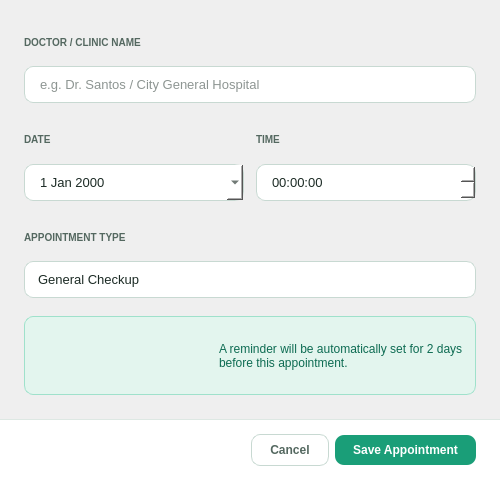
This is src/ui/dialog_add_appointment.ui in shasheenahdeeneillelumasag/CCC151---Group-Project as Qt 5 draws it before an edit. The edited form follows.
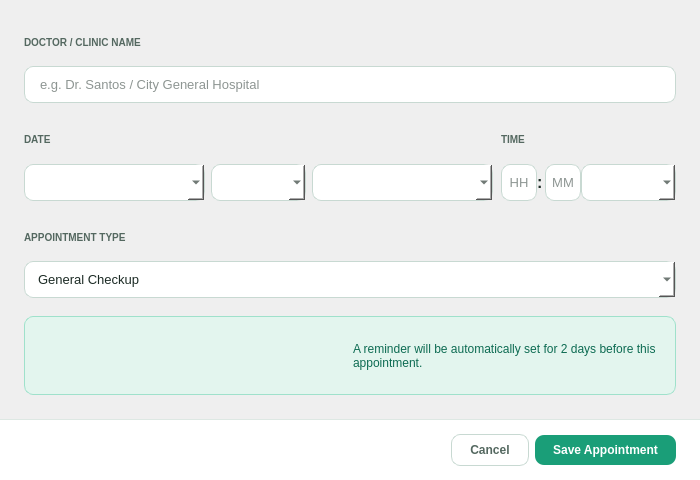
This is the edited form. Icons and pictures are not drawn.

Commit message: refactor: replace QDateEdit/QTimeEdit with editable combo pickers, fix dialog sizing, add dropdown arrows, clean sample data

```diff
--- a/src/ui/dialog_add_appointment.ui
+++ b/src/ui/dialog_add_appointment.ui
@@ -2,18 +2,17 @@
 <ui version="4.0">
  <class>DialogAddAppointment</class>
  <widget class="QDialog" name="DialogAddAppointment">
-  <property name="geometry"><rect><x>0</x><y>0</y><width>500</width><height>480</height></rect></property>
+   <property name="geometry"><rect><x>0</x><y>0</y>    <width>700</width><height>480</height></rect></property>
   <property name="windowTitle"><string>Add Appointment</string></property>
   <property name="styleSheet">
    <string>
     QDialog { background: #FFFFFF; font-family: "Segoe UI", sans-serif; }
     QLabel { background: transparent; color: #1C2B25; }
-    QLineEdit, QComboBox, QTextEdit, QDateEdit, QTimeEdit {
+    QLineEdit, QComboBox, QTextEdit {
      border: 1px solid #C8D9D2; border-radius: 9px;
      padding: 9px 13px; font-size: 13px; color: #1C2B25; background: #FFFFFF;
     }
-    QLineEdit:focus, QDateEdit:focus, QTimeEdit:focus, QTextEdit:focus { border-color: #1A9E78; }
-    QComboBox::drop-down { border: none; width: 24px; }
+    QLineEdit:focus, QComboBox:focus, QTextEdit:focus { border-color: #1A9E78; }
     QFrame#reminderBox { background: #E3F5EE; border: 1px solid #9FE1CB; border-radius: 9px; }
    </string>
   </property>
@@ -25,8 +24,10 @@
    <property name="bottomMargin"><number>0</number></property>
    <item>
     <widget class="QScrollArea" name="scrollArea">
-     <property name="widgetResizable"><bool>true</bool></property>
-     <property name="frameShape"><enum>QFrame::NoFrame</enum></property>
+      <property name="widgetResizable"><bool>true</bool></property>
+      <property name="frameShape"><enum>QFrame::NoFrame</enum></property>
+      <property name="horizontalScrollBarPolicy"><enum>Qt::ScrollBarAlwaysOff</enum></property>
+      <property name="verticalScrollBarPolicy"><enum>Qt::ScrollBarAlwaysOff</enum></property>
      <widget class="QWidget" name="scrollContent">
       <layout class="QVBoxLayout" name="contentLayout">
        <property name="spacing"><number>18</number></property>
@@ -43,19 +44,28 @@
        </item>
        <item>
         <layout class="QHBoxLayout" name="formGroupRow">
-         <property name="spacing"><number>12</number></property>
+          <property name="spacing"><number>8</number></property>
          <item>
           <layout class="QVBoxLayout" name="colDate">
            <property name="spacing"><number>6</number></property>
            <item><widget class="QLabel" name="labelDate"><property name="text"><string>DATE</string></property><property name="styleSheet"><string>QLabel { font-size: 10px; font-weight: bold; color: #546860; }</string></property></widget></item>
-           <item><widget class="QDateEdit" name="inputDate"><property name="calendarPopup"><bool>true</bool></property></widget></item>
+           <item><layout class="QHBoxLayout"><property name="spacing"><number>6</number></property>
+             <item><widget class="QComboBox" name="inputDateMonth"><property name="editable"><bool>true</bool></property></widget></item>
+             <item><widget class="QComboBox" name="inputDateDay"><property name="editable"><bool>true</bool></property><property name="sizePolicy"><sizepolicy hsizetype="Maximum" vsizetype="Preferred"><horstretch>0</horstretch><verstretch>0</verstretch></sizepolicy></property></widget></item>
+             <item><widget class="QComboBox" name="inputDateYear"><property name="editable"><bool>true</bool></property></widget></item>
+           </layout></item>
           </layout>
          </item>
          <item>
           <layout class="QVBoxLayout" name="colTime">
            <property name="spacing"><number>6</number></property>
            <item><widget class="QLabel" name="labelTime"><property name="text"><string>TIME</string></property><property name="styleSheet"><string>QLabel { font-size: 10px; font-weight: bold; color: #546860; }</string></property></widget></item>
-           <item><widget class="QTimeEdit" name="inputTime" /></item>
+             <item><layout class="QHBoxLayout"><property name="spacing"><number>0</number></property>
+               <item><widget class="QLineEdit" name="inputTimeHour"><property name="maxLength"><number>2</number></property><property name="placeholderText"><string>HH</string></property><property name="alignment"><set>AlignCenter</set></property><property name="maximumSize"><size><width>36</width><height>16777215</height></size></property><property name="styleSheet"><string>QLineEdit { padding: 9px 2px; border: 1px solid #C8D9D2; border-radius: 9px; font-size: 13px; color: #1C2B25; background: #FFFFFF; }</string></property></widget></item>
+               <item><widget class="QLabel" name="labelTimeColon"><property name="text"><string>:</string></property><property name="styleSheet"><string>QLabel { font-size: 16px; font-weight: bold; color: #1C2B25; background: transparent; border: none; padding: 0; margin: 0; min-width: 8px; max-width: 8px; }</string></property></widget></item>
+               <item><widget class="QLineEdit" name="inputTimeMinute"><property name="maxLength"><number>2</number></property><property name="placeholderText"><string>MM</string></property><property name="alignment"><set>AlignCenter</set></property><property name="maximumSize"><size><width>36</width><height>16777215</height></size></property><property name="styleSheet"><string>QLineEdit { padding: 9px 2px; border: 1px solid #C8D9D2; border-radius: 9px; font-size: 13px; color: #1C2B25; background: #FFFFFF; }</string></property></widget></item>
+               <item><widget class="QComboBox" name="inputTimeAmpm"><property name="sizePolicy"><sizepolicy hsizetype="Maximum" vsizetype="Preferred"><horstretch>0</horstretch><verstretch>0</verstretch></sizepolicy></property></widget></item>
+            </layout></item>
           </layout>
          </item>
         </layout>
```
The commit also changes 15 other files.
